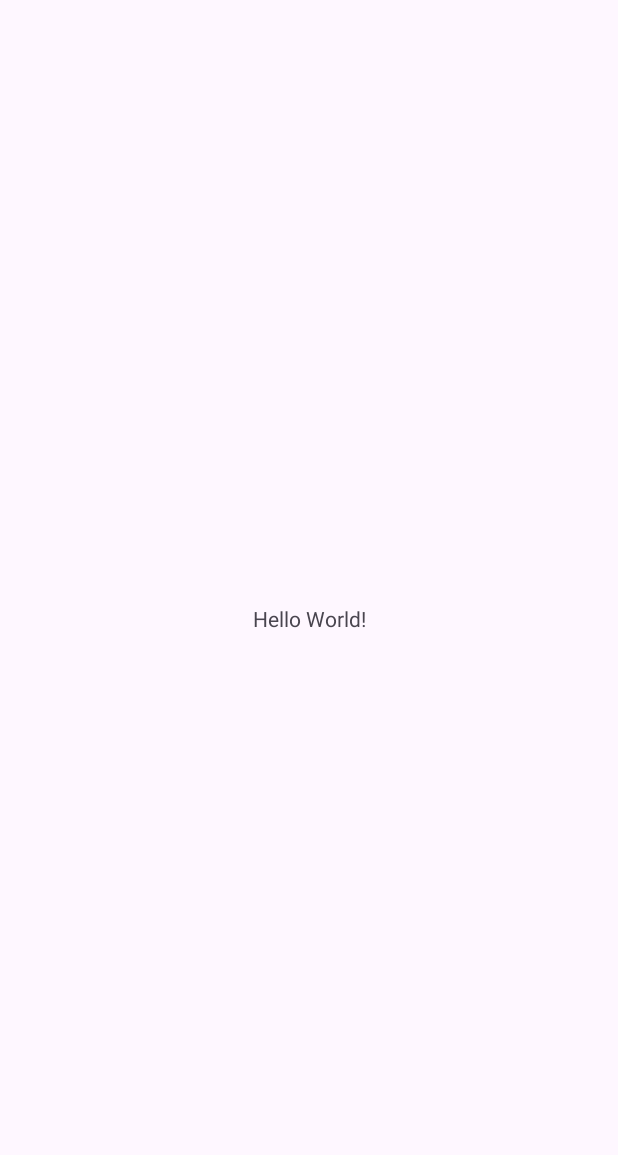
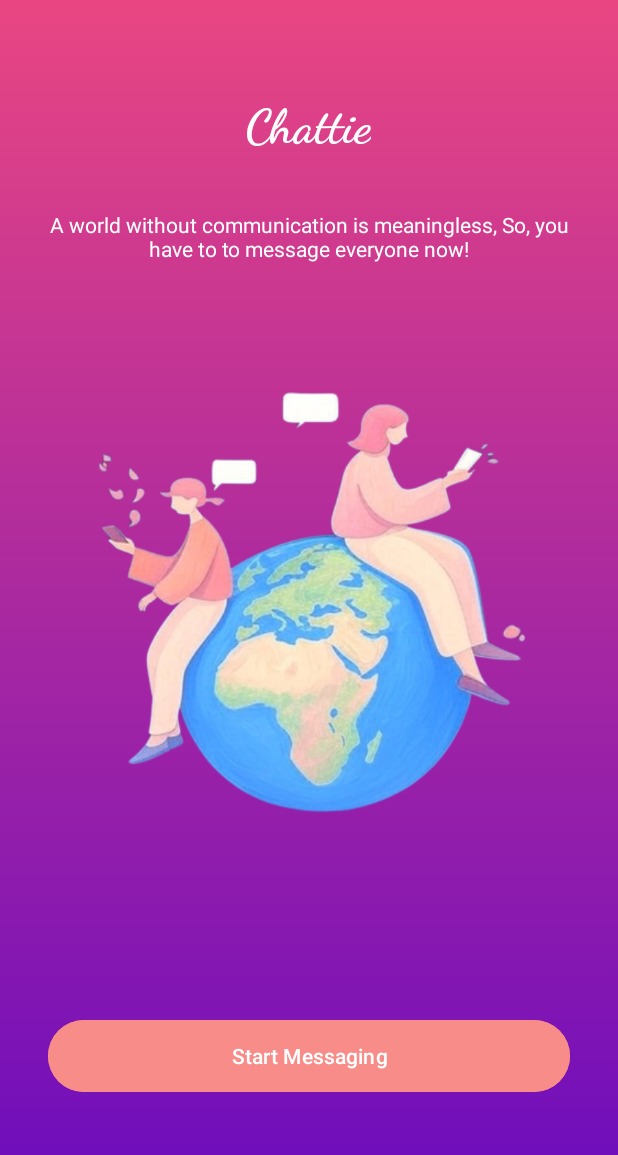
Before and after one commit to Surajgholase/JustChat, an Android app: the screen it shows after launch (MainActivity), on a phone screen of 412 x 824 dp. Before the commit the part shown is almost empty. Shown: the top 1155 px of the screen. Run offline under Robolectric (Android 15) with nearby library versions, the phone set to English and light mode, and no system bars.

Commit message:
chaging_cardbg

```diff
--- a/app/src/main/AndroidManifest.xml
+++ b/app/src/main/AndroidManifest.xml
@@ -16,7 +16,6 @@
             android:exported="true">
             <intent-filter>
                 <action android:name="android.intent.action.MAIN" />
-
                 <category android:name="android.intent.category.LAUNCHER" />
             </intent-filter>
         </activity>
--- a/app/src/main/java/com/example/justtchat/MainActivity.java
+++ b/app/src/main/java/com/example/justtchat/MainActivity.java
@@ -15,7 +15,7 @@ public class MainActivity extends AppCompatActivity {
         super.onCreate(savedInstanceState);
         EdgeToEdge.enable(this);
         setContentView(R.layout.activity_main);
-        ViewCompat.setOnApplyWindowInsetsListener(findViewById(R.id.main), (v, insets) -> {
+        ViewCompat.setOnApplyWindowInsetsListener(findViewById(R.id.card), (v, insets) -> {
             Insets systemBars = insets.getInsets(WindowInsetsCompat.Type.systemBars());
             v.setPadding(systemBars.left, systemBars.top, systemBars.right, systemBars.bottom);
             return insets;
--- a/app/src/main/res/layout/activity_main.xml
+++ b/app/src/main/res/layout/activity_main.xml
@@ -1,19 +1,77 @@
 <?xml version="1.0" encoding="utf-8"?>
-<androidx.constraintlayout.widget.ConstraintLayout xmlns:android="http://schemas.android.com/apk/res/android"
+<androidx.constraintlayout.widget.ConstraintLayout
+    xmlns:android="http://schemas.android.com/apk/res/android"
     xmlns:app="http://schemas.android.com/apk/res-auto"
     xmlns:tools="http://schemas.android.com/tools"
-    android:id="@+id/main"
     android:layout_width="match_parent"
     android:layout_height="match_parent"
-    tools:context=".MainActivity">
+    android:background="@drawable/bg_purple_gradient">
 
-    <TextView
-        android:layout_width="wrap_content"
-        android:layout_height="wrap_content"
-        android:text="Hello World!"
-        app:layout_constraintBottom_toBottomOf="parent"
-        app:layout_constraintEnd_toEndOf="parent"
-        app:layout_constraintStart_toStartOf="parent"
-        app:layout_constraintTop_toTopOf="parent" />
 
+        <androidx.constraintlayout.widget.ConstraintLayout
+            android:id="@+id/card"
+            android:layout_width="match_parent"
+            android:layout_height="match_parent"
+            android:background="@drawable/bg_purple_gradient">
+
+            <ImageView
+                android:id="@+id/header_image"
+                android:layout_width="409dp"
+                android:layout_height="761dp"
+                android:layout_marginTop="16dp"
+                android:scaleType="fitCenter"
+                android:src="@drawable/illustration"
+                app:layout_constraintEnd_toEndOf="parent"
+                app:layout_constraintStart_toStartOf="parent"
+                app:layout_constraintTop_toTopOf="parent" />
+
+            <TextView
+                android:id="@+id/title"
+                android:layout_width="wrap_content"
+                android:layout_height="wrap_content"
+                android:layout_marginTop="48dp"
+                android:fontFamily="cursive"
+                android:text="Chattie"
+                android:textColor="@color/white"
+                android:textSize="32sp"
+                android:textStyle="bold"
+                app:layout_constraintEnd_toEndOf="parent"
+                app:layout_constraintHorizontal_bias="0.498"
+                app:layout_constraintStart_toStartOf="parent"
+                app:layout_constraintTop_toTopOf="@+id/header_image" />
+
+            <TextView
+                android:id="@+id/description"
+                android:layout_width="0dp"
+                android:layout_height="wrap_content"
+                android:layout_marginStart="24dp"
+                android:layout_marginTop="124dp"
+                android:layout_marginEnd="24dp"
+                android:text="A world without communication is meaningless, So, you have to to message everyone now!"
+                android:textAlignment="center"
+                android:textColor="@color/white"
+                android:textSize="14sp"
+                app:layout_constraintEnd_toEndOf="parent"
+                app:layout_constraintHorizontal_bias="1.0"
+                app:layout_constraintStart_toStartOf="parent"
+                app:layout_constraintTop_toTopOf="@+id/header_image" />
+
+            <Button
+                android:id="@+id/startButton"
+                android:layout_width="0dp"
+                android:layout_height="56dp"
+                android:layout_marginStart="32dp"
+                android:layout_marginEnd="32dp"
+                android:layout_marginBottom="92dp"
+                android:backgroundTint="@color/coral"
+                android:fontFamily="sans-serif-medium"
+                android:text="Start Messaging"
+                android:textAllCaps="false"
+                android:textColor="@color/white"
+                android:shadowColor="@color/card_purple"
+                app:layout_constraintBottom_toBottomOf="parent"
+                app:layout_constraintEnd_toEndOf="parent"
+                app:layout_constraintHorizontal_bias="0.0"
+                app:layout_constraintStart_toStartOf="parent" />
+        </androidx.constraintlayout.widget.ConstraintLayout>
 </androidx.constraintlayout.widget.ConstraintLayout>
```
Also changed, not shown: app/src/main/res/layout/activity_login.xml (deleted, +0 -89 lines).
